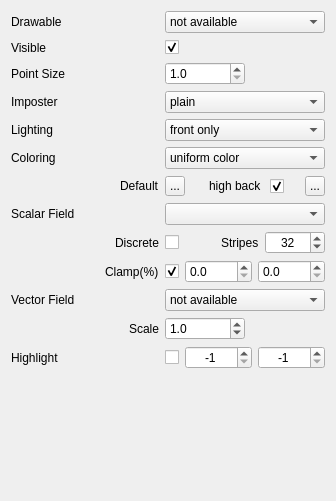
LiangliangNan/Easy3D, file applications/Mapple/widgets/widget_drawable_points.ui: the form before one commit.
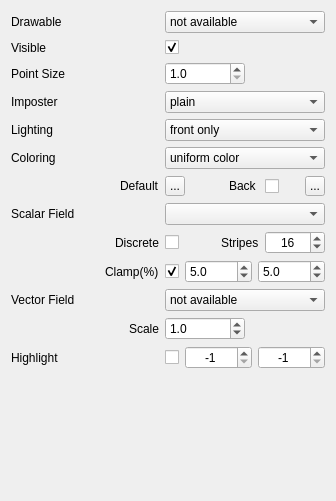
The form after the commit. Icons and pictures are not drawn.

The edit to the form file:
```diff
--- a/applications/Mapple/widgets/widget_drawable_points.ui
+++ b/applications/Mapple/widgets/widget_drawable_points.ui
@@ -302,9 +302,6 @@
          <property name="orientation">
           <enum>Qt::Horizontal</enum>
          </property>
-         <property name="sizeType">
-          <enum>QSizePolicy::MinimumExpanding</enum>
-         </property>
          <property name="sizeHint" stdset="0">
           <size>
            <width>0</width>
@@ -328,7 +325,7 @@
           </size>
          </property>
          <property name="text">
-          <string>high back </string>
+          <string>Back</string>
          </property>
         </widget>
        </item>
@@ -347,7 +344,7 @@
           <string/>
          </property>
          <property name="checked">
-          <bool>true</bool>
+          <bool>false</bool>
          </property>
         </widget>
        </item>
@@ -357,11 +354,11 @@
           <enum>Qt::Horizontal</enum>
          </property>
          <property name="sizeType">
-          <enum>QSizePolicy::Preferred</enum>
+          <enum>QSizePolicy::Minimum</enum>
          </property>
          <property name="sizeHint" stdset="0">
           <size>
-           <width>15</width>
+           <width>20</width>
            <height>0</height>
           </size>
          </property>
@@ -528,7 +525,7 @@
           <number>4</number>
          </property>
          <property name="value">
-          <number>32</number>
+          <number>16</number>
          </property>
         </widget>
        </item>
@@ -596,6 +593,9 @@
          <property name="decimals">
           <number>1</number>
          </property>
+         <property name="value">
+          <double>5.000000000000000</double>
+         </property>
         </widget>
        </item>
        <item>
@@ -615,6 +615,9 @@
          <property name="decimals">
           <number>1</number>
          </property>
+         <property name="value">
+          <double>5.000000000000000</double>
+         </property>
         </widget>
        </item>
       </layout>
```
